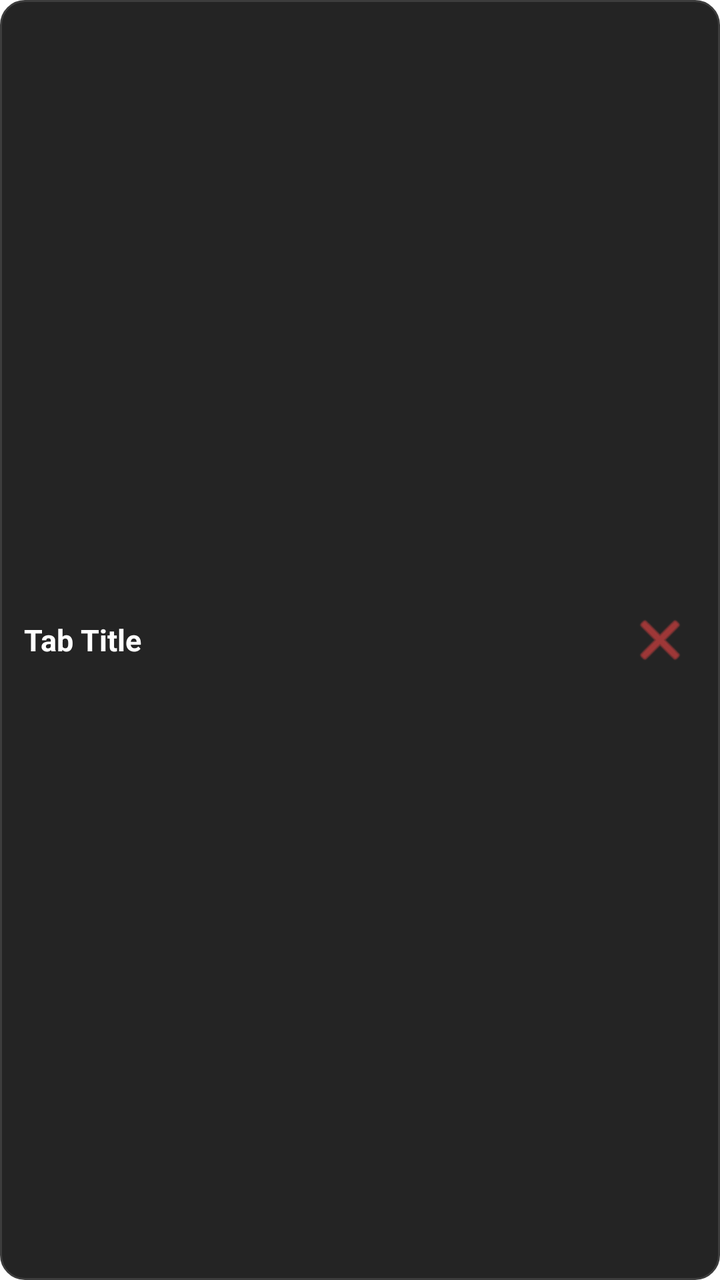
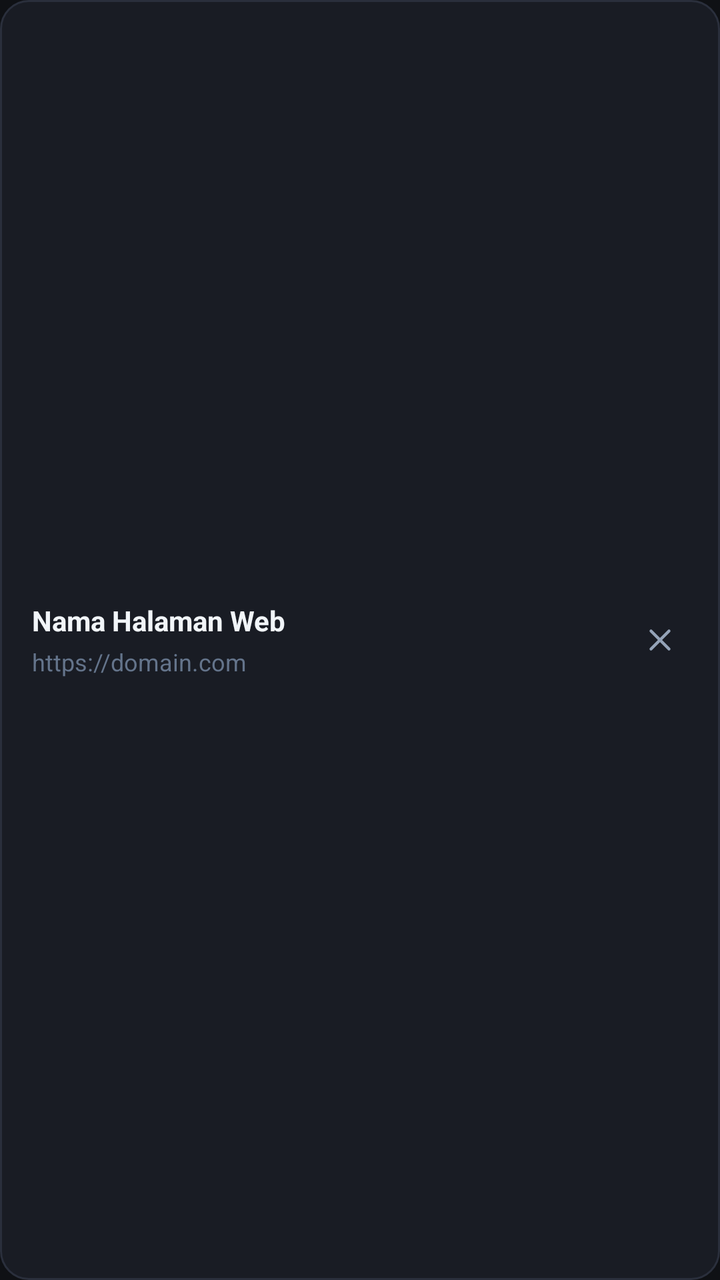

Two renders of the same Android screen: before a commit and after it. Below are the layout's source before the change and the commit's diff.
<!-- AndroidManifest.xml: application theme Theme.MungilBrowser -->
<!-- res/layout/item_tab_card.xml -->
<?xml version="1.0" encoding="utf-8"?>
<LinearLayout xmlns:android="http://schemas.android.com/apk/res/android"
    android:id="@+id/tabCardRoot"
    android:layout_width="match_parent"
    android:layout_height="wrap_content"
    android:layout_marginBottom="12dp"
    android:orientation="horizontal"
    android:gravity="center_vertical"
    android:padding="12dp"
    android:background="@drawable/bg_tab_card">

    <TextView
        android:id="@+id/tvTabTitle"
        android:layout_width="0dp"
        android:layout_height="wrap_content"
        android:layout_weight="1"
        android:text="Tab Title"
        android:textColor="#ffffff"
        android:textSize="15sp"
        android:textStyle="bold"
        android:maxLines="1"
        android:ellipsize="end" />

    <ImageButton
        android:id="@+id/btnCloseTab"
        android:layout_width="36dp"
        android:layout_height="36dp"
        android:background="?attr/selectableItemBackgroundBorderless"
        android:src="@android:drawable/ic_menu_close_clear_cancel"
        android:tint="#ef4444"
        android:contentDescription="Tutup Tab" />
</LinearLayout>
<!-- resources referenced by this layout -->
<resources>
  <!-- drawable bg_tab_card (drawable) -->
  <?xml version="1.0" encoding="utf-8"?>
  <shape xmlns:android="http://schemas.android.com/apk/res/android"
      android:shape="rectangle">
      <corners android:radius="12dp" />
      <solid android:color="#242424" />
      <stroke android:width="1dp" android:color="#3d3d3d" />
  </shape>
  <style name="Theme.MungilBrowser" parent="Theme.MaterialComponents.DayNight.NoActionBar">
          <item name="colorPrimary">#10b981</item>
          <item name="colorPrimaryVariant">#059669</item>
          <item name="colorOnPrimary">#000000</item>
          <item name="android:statusBarColor">#1e1e1e</item>
          <item name="android:navigationBarColor">#121212</item>
      </style>
</resources>

<!-- the commit's change to res/layout/item_tab_card.xml (unified diff, before → after) -->
@@ -1,32 +1,67 @@
 <?xml version="1.0" encoding="utf-8"?>
 <LinearLayout xmlns:android="http://schemas.android.com/apk/res/android"
+    xmlns:app="http://schemas.android.com/apk/res-auto"
     android:id="@+id/tabCardRoot"
     android:layout_width="match_parent"
     android:layout_height="wrap_content"
-    android:layout_marginBottom="12dp"
+    android:minHeight="72dp"
     android:orientation="horizontal"
     android:gravity="center_vertical"
-    android:padding="12dp"
-    android:background="@drawable/bg_tab_card">
+    android:background="@drawable/bg_tab_card_sleek"
+    android:paddingStart="16dp"
+    android:paddingTop="12dp"
+    android:paddingEnd="12dp"
+    android:paddingBottom="12dp"
+    android:layout_marginBottom="10dp"
+    android:clickable="true"
+    android:focusable="true">
 
-    <TextView
-        android:id="@+id/tvTabTitle"
+    
+    <View
+        android:id="@+id/viewActiveDot"
+        android:layout_width="8dp"
+        android:layout_height="8dp"
+        android:background="@drawable/bg_tab_badge_modern"
+        android:layout_marginEnd="12dp"
+        android:visibility="gone" />
+
+    
+    <LinearLayout
         android:layout_width="0dp"
         android:layout_height="wrap_content"
         android:layout_weight="1"
-        android:text="Tab Title"
-        android:textColor="#ffffff"
-        android:textSize="15sp"
-        android:textStyle="bold"
-        android:maxLines="1"
-        android:ellipsize="end" />
+        android:orientation="vertical">
 
+        <TextView
+            android:id="@+id/tvTabTitle"
+            android:layout_width="match_parent"
+            android:layout_height="wrap_content"
+            android:text="Nama Halaman Web"
+            android:textColor="#F1F5F9"
+            android:textSize="14sp"
+            android:textStyle="bold"
+            android:maxLines="1"
+            android:ellipsize="end" />
+
+        <TextView
+            android:id="@+id/tvTabUrl"
+            android:layout_width="match_parent"
+            android:layout_height="wrap_content"
+            android:text="https://domain.com"
+            android:textColor="#64748B"
+            android:textSize="12sp"
+            android:maxLines="1"
+            android:ellipsize="end"
+            android:layout_marginTop="3dp" />
+    </LinearLayout>
+
+    
     <ImageButton
         android:id="@+id/btnCloseTab"
         android:layout_width="36dp"
         android:layout_height="36dp"
         android:background="?attr/selectableItemBackgroundBorderless"
-        android:src="@android:drawable/ic_menu_close_clear_cancel"
-        android:tint="#ef4444"
-        android:contentDescription="Tutup Tab" />
+        android:src="@drawable/ic_close_tab"
+        android:contentDescription="Tutup Tab"
+        android:padding="8dp" />
 </LinearLayout>
<!-- resource entries referenced after the edit -->
@@ -1,19 +1,48 @@
 <!-- resources referenced by this layout -->
 <resources>
-  <!-- drawable bg_tab_card (drawable) -->
-  <?xml version="1.0" encoding="utf-8"?>
+  <!-- drawable bg_tab_badge_modern (drawable) -->
   <shape xmlns:android="http://schemas.android.com/apk/res/android"
       android:shape="rectangle">
-      <corners android:radius="12dp" />
-      <solid android:color="#242424" />
-      <stroke android:width="1dp" android:color="#3d3d3d" />
+      <corners android:radius="7dp" />
+      <solid android:color="#1F232D" />
+      <stroke android:width="1.5dp" android:color="#475569" />
   </shape>
+  <!-- drawable bg_tab_card_sleek (drawable) -->
+  <shape xmlns:android="http://schemas.android.com/apk/res/android"
+      android:shape="rectangle">
+      <corners android:radius="14dp" />
+      <solid android:color="#191C24" />
+      <stroke android:width="1dp" android:color="#2A2F3C" />
+  </shape>
+  <!-- drawable ic_close_tab (drawable) -->
+  <vector xmlns:android="http://schemas.android.com/apk/res/android"
+      android:width="18dp"
+      android:height="18dp"
+      android:viewportWidth="24"
+      android:viewportHeight="24">
+      <path
+          android:strokeColor="#94A3B8"
+          android:strokeWidth="2"
+          android:strokeLineCap="round"
+          android:strokeLineJoin="round"
+          android:pathData="M18,6L6,18 M6,6l12,12" />
+  </vector>
   <style name="Theme.MungilBrowser" parent="Theme.MaterialComponents.DayNight.NoActionBar">
-          <item name="colorPrimary">#10b981</item>
+          <item name="colorPrimary">#10B981</item>
           <item name="colorPrimaryVariant">#059669</item>
-          <item name="colorOnPrimary">#000000</item>
-          <item name="android:statusBarColor">#1e1e1e</item>
-          <item name="android:navigationBarColor">#121212</item>
+          <item name="colorOnPrimary">#0F1115</item>
+          <item name="android:statusBarColor">#0F1115</item>
+          <item name="android:navigationBarColor">#0F1115</item>
+          <item name="android:windowBackground">#0F1115</item>
+          <item name="bottomSheetDialogTheme">@style/CustomBottomSheetDialogTheme</item>
+      </style>
+  <style name="CustomBottomSheetDialogTheme" parent="Theme.Design.Light.BottomSheetDialog">
+          <item name="bottomSheetStyle">@style/CustomBottomSheetStyle</item>
+          <item name="android:windowIsFloating">false</item>
+          <item name="android:navigationBarColor">#14171E</item>
+      </style>
+  <style name="CustomBottomSheetStyle" parent="Widget.Design.BottomSheet.Modal">
+          <item name="android:background">@android:color/transparent</item>
       </style>
 </resources>
 
